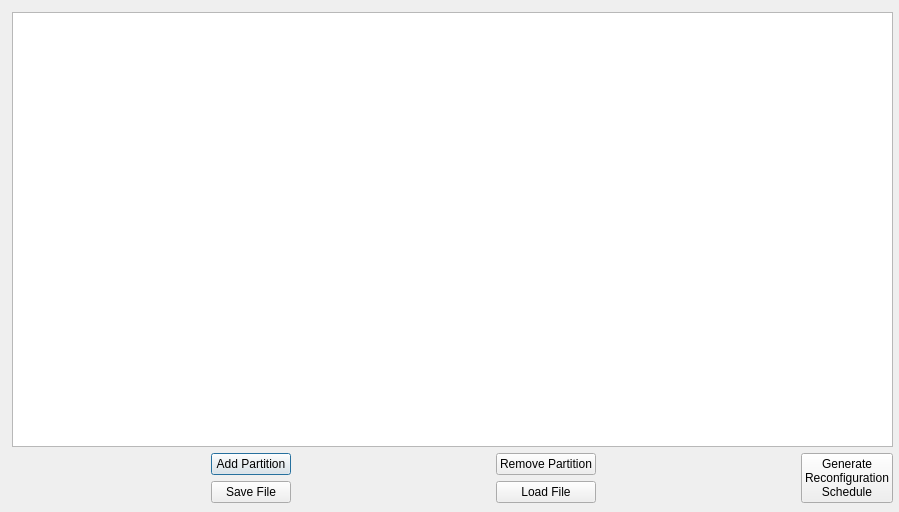
Qt form reconf_scheduler.ui (guangli-dai/RRP-Toolsets) before a commit.
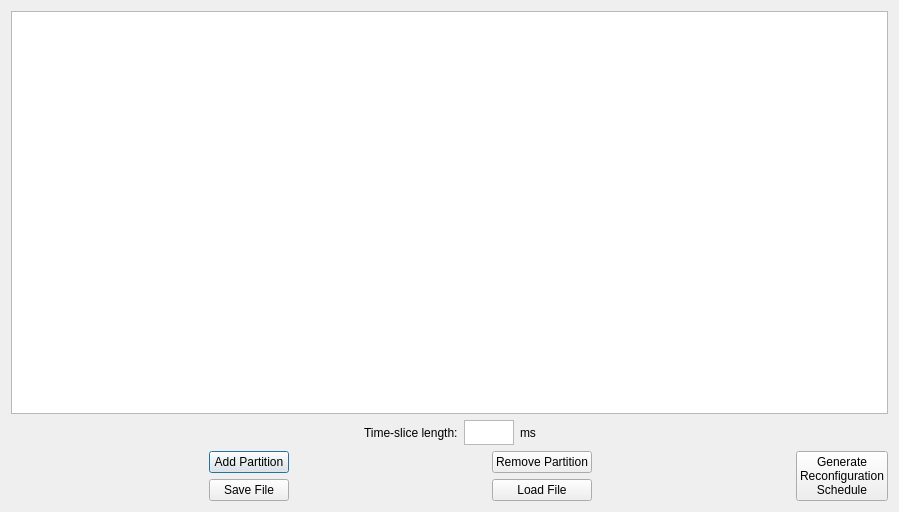
The same form after that commit.

Commit message:
Updated reconfiguration scheduler
1. Add time-slice length as an input from the user;
2. Fixed some bugs in OHR-OPT

```diff
--- a/reconf_scheduler.ui
+++ b/reconf_scheduler.ui
@@ -13,19 +13,70 @@
   <property name="windowTitle">
    <string>Dialog</string>
   </property>
-  <widget class="QWidget" name="">
-   <property name="geometry">
-    <rect>
-     <x>12</x>
-     <y>12</y>
-     <width>881</width>
-     <height>491</height>
-    </rect>
-   </property>
    <layout class="QVBoxLayout" name="verticalLayout_3">
     <item>
      <widget class="QTableWidget" name="tableWidget"/>
     </item>
+   <item>
+    <layout class="QHBoxLayout" name="horizontalLayout_2">
+     <property name="sizeConstraint">
+      <enum>QLayout::SetNoConstraint</enum>
+     </property>
+     <item>
+      <spacer name="horizontalSpacer_4">
+       <property name="orientation">
+        <enum>Qt::Horizontal</enum>
+       </property>
+       <property name="sizeHint" stdset="0">
+        <size>
+         <width>40</width>
+         <height>20</height>
+        </size>
+       </property>
+      </spacer>
+     </item>
+     <item>
+      <widget class="QLabel" name="label">
+       <property name="text">
+        <string>Time-slice length:</string>
+       </property>
+      </widget>
+     </item>
+     <item>
+      <widget class="QPlainTextEdit" name="timeSliceLengthEdit">
+       <property name="maximumSize">
+        <size>
+         <width>50</width>
+         <height>25</height>
+        </size>
+       </property>
+       <property name="verticalScrollBarPolicy">
+        <enum>Qt::ScrollBarAlwaysOff</enum>
+       </property>
+      </widget>
+     </item>
+     <item>
+      <widget class="QLabel" name="label_2">
+       <property name="text">
+        <string>ms</string>
+       </property>
+      </widget>
+     </item>
+     <item>
+      <spacer name="horizontalSpacer_5">
+       <property name="orientation">
+        <enum>Qt::Horizontal</enum>
+       </property>
+       <property name="sizeHint" stdset="0">
+        <size>
+         <width>40</width>
+         <height>20</height>
+        </size>
+       </property>
+      </spacer>
+     </item>
+    </layout>
+   </item>
     <item>
      <layout class="QHBoxLayout" name="horizontalLayout">
       <item>
@@ -115,7 +166,6 @@
      </layout>
     </item>
    </layout>
-  </widget>
  </widget>
  <resources/>
  <connections/>
```
Lines whose indentation alone changed are shown as unchanged. The commit also changes 2 other files.
